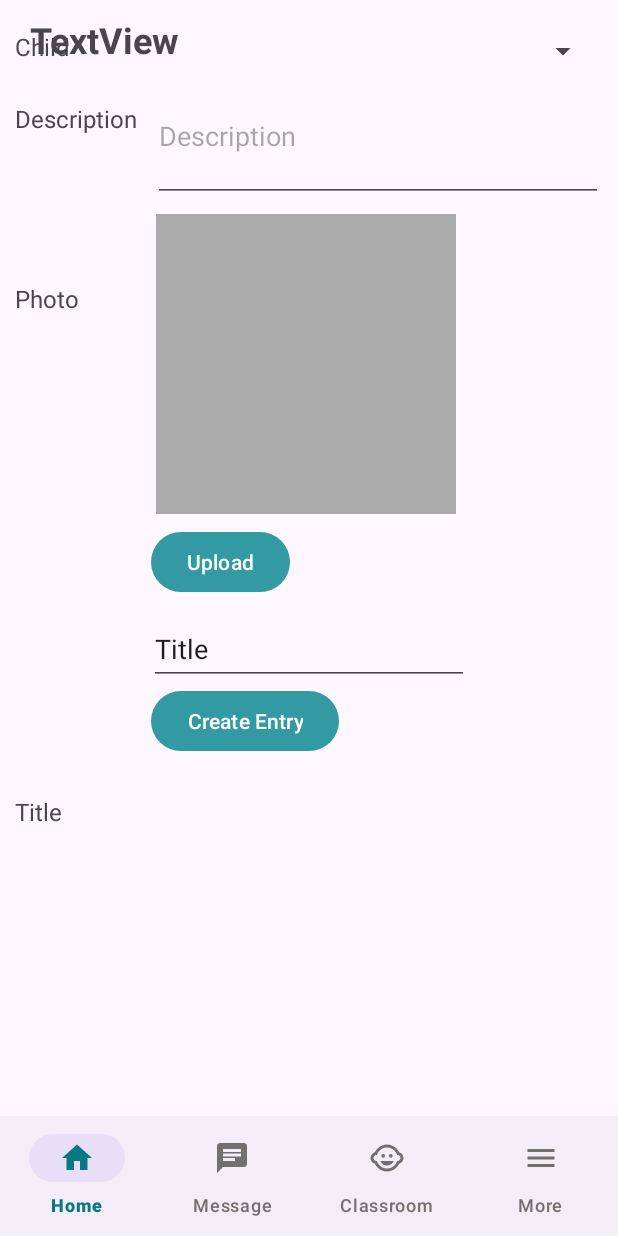
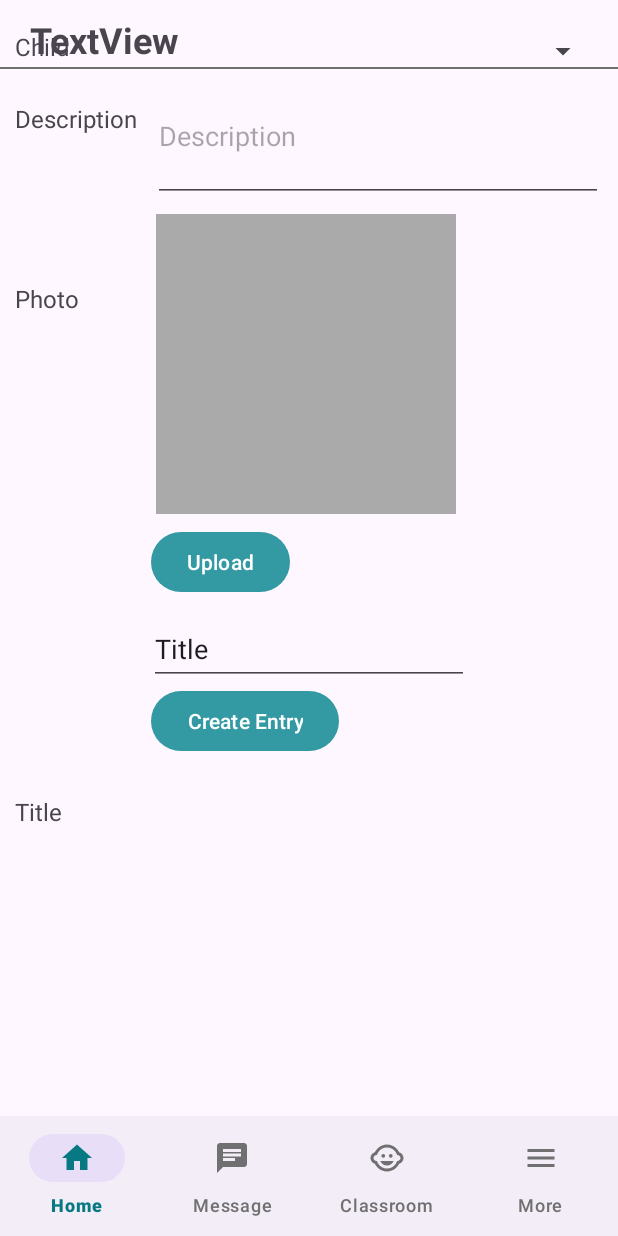
Before and after one commit to nelumkc/W24_3175_G11_Peekaboo, an Android app: the fragment ActivityFragment placed in its activity, on a phone screen of 412 x 824 dp. Run offline under Robolectric (Android 15) with nearby library versions, the phone set to English and light mode, and no system bars; our stand-ins replace Firebase (no records; nobody signed in at launch, a user with empty details on screens opened directly), Room's generated code; pictures from the network do not load.

Commit message:
push notification for logged in parent

```diff
--- a/app/src/main/java/com/example/w24_3175_g11_peekaboo/databases/DaycareDatabase.java
+++ b/app/src/main/java/com/example/w24_3175_g11_peekaboo/databases/DaycareDatabase.java
@@ -5,15 +5,17 @@ import androidx.room.RoomDatabase;
 
 import com.example.w24_3175_g11_peekaboo.interfaces.ChildDao;
 import com.example.w24_3175_g11_peekaboo.interfaces.EntryDao;
+import com.example.w24_3175_g11_peekaboo.interfaces.NotificationDao;
 import com.example.w24_3175_g11_peekaboo.interfaces.ParentDao;
 import com.example.w24_3175_g11_peekaboo.interfaces.UserDao;
 import com.example.w24_3175_g11_peekaboo.model.Attendance;
 import com.example.w24_3175_g11_peekaboo.model.Child;
 import com.example.w24_3175_g11_peekaboo.model.Entry;
+import com.example.w24_3175_g11_peekaboo.model.Notification;
 import com.example.w24_3175_g11_peekaboo.model.Parent;
 import com.example.w24_3175_g11_peekaboo.model.User;
 
-@Database(entities = {User.class, Parent.class, Child.class, Entry.class, Attendance.class}, version = 1, exportSchema = false)
+@Database(entities = {User.class, Parent.class, Child.class, Entry.class, Attendance.class, Notification.class}, version = 1, exportSchema = false)
 public abstract class DaycareDatabase extends RoomDatabase {
 
     public abstract UserDao userDao();
@@ -24,4 +26,6 @@ public abstract class DaycareDatabase extends RoomDatabase {
 
     public abstract EntryDao entryDao();
 
+    public abstract NotificationDao notificationDao();
+
 }
--- /dev/null
+++ b/app/src/main/java/com/example/w24_3175_g11_peekaboo/interfaces/NotificationDao.java
@@ -0,0 +1,30 @@
+package com.example.w24_3175_g11_peekaboo.interfaces;
+
+import androidx.room.Dao;
+import androidx.room.Insert;
+import androidx.room.OnConflictStrategy;
+import androidx.room.Query;
+import androidx.room.Update;
+
+import com.example.w24_3175_g11_peekaboo.model.Attendance;
+import com.example.w24_3175_g11_peekaboo.model.Entry;
+import com.example.w24_3175_g11_peekaboo.model.Notification;
+
+import java.util.List;
+
+@Dao
+public interface NotificationDao {
+
+    @Insert(onConflict = OnConflictStrategy.IGNORE)
+    Long insertOneNotification(Notification notification);
+
+    @Query("SELECT notifications.* FROM notifications " +
+            "JOIN children ON notifications.notchildid = children.childid " +
+            "JOIN parents ON children.childparentid = parents.parentid " +
+            "WHERE notischecked = 0 AND parents.parentuserid = :userId")
+    List<Notification> getNotificationDetailsByUser(String userId);
+
+    @Query("UPDATE notifications SET notIsChecked = 1 WHERE notId = :notificationId")
+    void updateNotification(long notificationId);
+
+}
--- a/app/src/main/java/com/example/w24_3175_g11_peekaboo/model/Attendance.java
+++ b/app/src/main/java/com/example/w24_3175_g11_peekaboo/model/Attendance.java
@@ -8,7 +8,8 @@ import androidx.room.Index;
 import androidx.room.PrimaryKey;
 
 @Entity(tableName = "attendance",
-        foreignKeys = @ForeignKey(entity = Child.class,parentColumns = "childid",childColumns = "attchildid",onDelete = ForeignKey.CASCADE)
+        foreignKeys = @ForeignKey(entity = Child.class,parentColumns = "childid",childColumns = "attchildid",onDelete = ForeignKey.CASCADE),
+        indices = {@Index(value = {"attchildid"})}
 )
 public class Attendance {
     @NonNull
--- a/app/src/main/java/com/example/w24_3175_g11_peekaboo/model/Entry.java
+++ b/app/src/main/java/com/example/w24_3175_g11_peekaboo/model/Entry.java
@@ -4,6 +4,7 @@ import androidx.annotation.NonNull;
 import androidx.room.ColumnInfo;
 import androidx.room.Entity;
 import androidx.room.ForeignKey;
+import androidx.room.Index;
 import androidx.room.PrimaryKey;
 
 import java.io.Serializable;
@@ -11,7 +12,8 @@ import java.util.Date;
 
 @Entity(tableName = "entries",
         foreignKeys = @ForeignKey(entity = Child.class,parentColumns ="childid",childColumns = "entrychildid",
-                onDelete = ForeignKey.CASCADE))
+                onDelete = ForeignKey.CASCADE), indices = {@Index(value = {"entrychildid"})}
+       )
 public class Entry implements Serializable {
 
 
--- a/app/src/main/res/layout/activity_main.xml
+++ b/app/src/main/res/layout/activity_main.xml
@@ -19,6 +19,33 @@
         app:layout_constraintStart_toStartOf="parent"
         app:layout_constraintTop_toTopOf="parent" />
 
+    <LinearLayout
+        android:layout_width="match_parent"
+        android:layout_height="wrap_content"
+        android:layout_marginTop="2dp"
+        android:orientation="horizontal"
+        app:layout_constraintEnd_toEndOf="parent"
+        app:layout_constraintStart_toStartOf="parent"
+        app:layout_constraintTop_toBottomOf="@+id/mainTitle">
+
+        <View
+            android:id="@+id/view"
+            android:layout_width="wrap_content"
+            android:layout_height="1dp"
+            android:layout_gravity="center_vertical"
+            android:layout_weight="1"
+            android:background="#707070" />
+
+
+        <View
+            android:id="@+id/view2"
+            android:layout_width="wrap_content"
+            android:layout_height="1dp"
+            android:layout_gravity="center_vertical"
+            android:layout_weight="1"
+            android:background="#707070" />
+    </LinearLayout>
+
     <FrameLayout
         android:layout_width="match_parent"
         android:layout_height="match_parent"
--- a/app/src/main/res/layout/fragment_more.xml
+++ b/app/src/main/res/layout/fragment_more.xml
@@ -14,7 +14,7 @@
             android:id="@+id/btnLogout"
             android:layout_width="wrap_content"
             android:layout_height="wrap_content"
-            android:layout_marginTop="10dp"
+            android:layout_marginTop="50dp"
             android:text="@string/btnLogout"
             app:layout_constraintEnd_toEndOf="parent"
             app:layout_constraintStart_toStartOf="parent"
--- a/app/src/main/res/layout/fragment_parent_home.xml
+++ b/app/src/main/res/layout/fragment_parent_home.xml
@@ -17,7 +17,7 @@
             android:layout_width="0dp"
             android:layout_height="500dp"
             android:layout_marginStart="30dp"
-            android:layout_marginTop="30dp"
+            android:layout_marginTop="50dp"
             android:layout_marginEnd="30dp"
             app:layout_constraintEnd_toEndOf="parent"
             app:layout_constraintHorizontal_bias="0.0"
--- a/app/src/main/res/layout/fragment_parent_more.xml
+++ b/app/src/main/res/layout/fragment_parent_more.xml
@@ -14,7 +14,7 @@
             android:id="@+id/btnLogout"
             android:layout_width="wrap_content"
             android:layout_height="wrap_content"
-            android:layout_marginTop="10dp"
+            android:layout_marginTop="50dp"
             android:text="@string/btnLogout"
             app:layout_constraintEnd_toEndOf="parent"
             app:layout_constraintStart_toStartOf="parent"
```
Also changed, not shown: app/src/main/java/com/example/w24_3175_g11_peekaboo/fragments/ActivityFragment.java (+13 -5 lines), app/src/main/java/com/example/w24_3175_g11_peekaboo/fragments/ParentHomeFragment.java (+78 -6 lines), app/src/main/java/com/example/w24_3175_g11_peekaboo/model/Notification.java (added, +91 -0 lines), app/src/main/res/layout/fragment_classroom.xml (+1 -12 lines).
